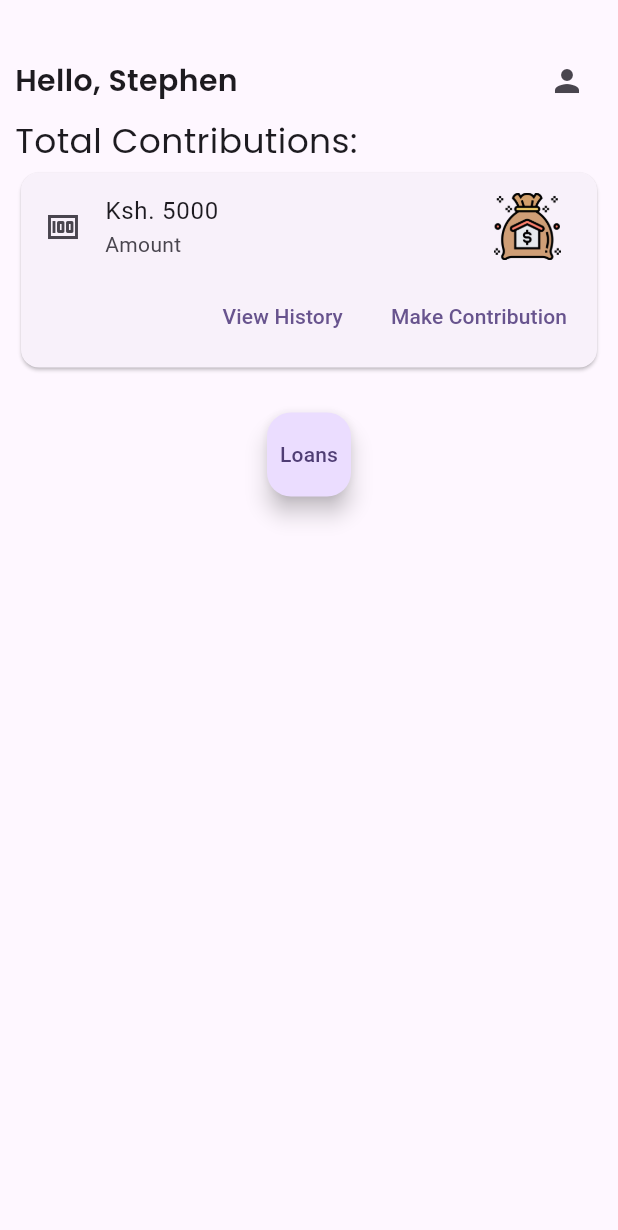
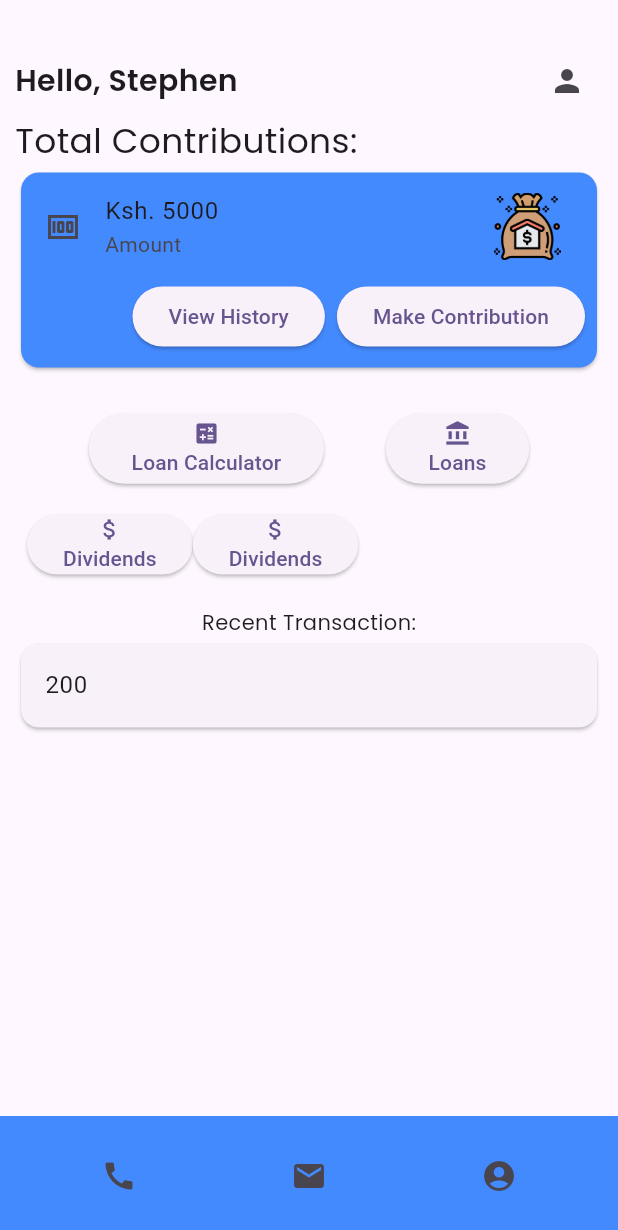
Before and after one commit to stevenjoro098/Sacco-Flutter-App, a Flutter app: the screen it shows after launch, on a phone screen of 412 x 824 dp. Shown: the top 1230 px of the screen. Run offline on Flutter 3.47's test engine with Material 3 defaults, Android fonts, the light colour scheme and no system bars; Roboto replaces fonts that are missing (poppins).

Commit message:
Loan Calculator

```diff
--- a/lib/main.dart
+++ b/lib/main.dart
@@ -4,6 +4,7 @@ import 'register.dart';
 import 'make_contribution.dart';
 import 'view_history.dart';
 import 'loans.dart';
+import 'loan_calc.dart';
 
 void main() {
   runApp(const MyApp());
@@ -34,7 +35,7 @@ class MyHomePage extends StatefulWidget {
 }
 
 class _MyHomePageState extends State<MyHomePage> {
-
+ List<Map<String, dynamic>> recentTransaction = [{'amt':200}];
   @override
   Widget build(BuildContext context) {
    // than having to individually change instances of widgets.
@@ -43,6 +44,7 @@ class _MyHomePageState extends State<MyHomePage> {
         padding: const EdgeInsets.all(10.0),
         child: Column(
           //mainAxisAlignment: MainAxisAlignment.start,
+          //mainAxisSize: MainAxisSize.max,
           children: <Widget>[
               const SizedBox(height: 20,),
               Row(
@@ -73,6 +75,7 @@ class _MyHomePageState extends State<MyHomePage> {
                 ],
               ),
               Card(
+                color: Colors.blueAccent,
               child: Column(
                 mainAxisSize: MainAxisSize.min,
                 children: [
@@ -85,7 +88,7 @@ class _MyHomePageState extends State<MyHomePage> {
                   Row(
                     mainAxisAlignment: MainAxisAlignment.end,
                     children: <Widget>[
-                      TextButton(
+                      ElevatedButton(
                         child: const Text('View History'),
                         onPressed:(){
                           Navigator.push(context,
@@ -94,7 +97,7 @@ class _MyHomePageState extends State<MyHomePage> {
                         },
                       ),
                       const SizedBox(width: 8),
-                      TextButton(
+                      ElevatedButton(
                         child: const Text('Make Contribution'),
                         onPressed: () {
 
@@ -110,116 +113,126 @@ class _MyHomePageState extends State<MyHomePage> {
                 ],
               ),
             ),
-            SizedBox(height: 18,),
+            const SizedBox(height: 18,),
             Padding(
               padding: const EdgeInsets.all(8.0),
               child: Row(
                 //mainAxisSize: MainAxisSize.min,
                 mainAxisAlignment: MainAxisAlignment.spaceEvenly,
                 children: [
-                  // FloatingActionButton(
-                  //   onPressed:(){
-                  //
-                  //   },
-                  //   child: Padding(
-                  //     padding: const EdgeInsets.all(4.5),
-                  //     child: Column(
-                  //       children: [
-                  //         Icon(Icons.bar_chart),
-                  //         Text('Trend')
-                  //       ],
-                  //     ),
-                  //   ),
-                  // ),
-                  //   FloatingActionButton(
-                  //     onPressed:(){
-                  //       print('less');
-                  //     } ,
-                  //     child: Text(''),
-                  //   ),
-                  FloatingActionButton(
+                  ElevatedButton(
+                    onPressed:(){
+                      Navigator.push(context,
+                          MaterialPageRoute(builder: (context) => const loanCalculator()));
+
+                    },
+                    child: const Padding(
+                      padding: EdgeInsets.all(4.5),
+                      child: Column(
+                        children: [
+                          Icon(Icons.calculate),
+                          Text('Loan Calculator')
+                        ],
+                      ),
+                    ),
+                  ),
+
+                  ElevatedButton(
                     onPressed:(){
                       Navigator.push(context,
                           MaterialPageRoute(builder: (context) => const Loans()));
 
                     } ,
-                    child: Padding(
+                    child: const Padding(
                       padding: EdgeInsets.all(4.5),
-                       child: Text('Loans')// Column(
-                      //   children: [
-                      //     Icon(Icons.account_balance),
-                      //
-                      //   ],
-                      // ),
+                       child: Column(
+                        children: [
+                          Icon(Icons.account_balance),
+                          Text('Loans'),
+                        ],
+                      ),
                     ),
                   )
                 ],
               ),
             ),
-            // Padding(
-            //   padding: const EdgeInsets.all(8.0),
-            //   child: Row(
-            //     //mainAxisSize: MainAxisSize.min,
-            //     mainAxisAlignment: MainAxisAlignment.spaceEvenly,
-            //     children: [
-            //       FloatingActionButton(
-            //         onPressed:(){} ,
-            //         child: Icon(Icons.calculate),
-            //       ),
-            //       FloatingActionButton(
-            //         onPressed:(){} ,
-            //         child: Text(''),
-            //       ),
-            //       FloatingActionButton(
-            //         onPressed:(){} ,
-            //         child: Text('Loans'),
-            //       )
-            //     ],
-            //   ),
-            // ),
-            // Card(
-            //   child: Column(
-            //     mainAxisSize: MainAxisSize.min,
-            //     children: [
-            //       ListTile(
-            //         leading: Icon(Icons.money_outlined),
-            //         title: Text("Ksh. 5000"),
-            //
-            //       ),
-            //
-            //       SizedBox(height: 8,)
-            //     ],
-            //   ),
-            // ),
-            // Card(
-            //   child: Column(
-            //     mainAxisSize: MainAxisSize.min,
-            //     children: [
-            //        ListTile(
-            //         leading: Icon(Icons.money_outlined),
-            //         title: Text("Ksh. 5000"),
-            //
-            //         trailing: IconButton(
-            //             onPressed: (){},
-            //             icon: const Icon(Icons.remove_red_eye)
-            //         ),
-            //       ),
-            //
-            //       SizedBox(height: 10,)
-            //     ],
-            //   ),
-            // ),
+            Padding(
+                padding: EdgeInsets.all(8.0),
+              child: Row(
+                children: [
+                  ElevatedButton(
+                      onPressed: (){},
+                      child: const Column(
+                        children: [
+                          Icon(Icons.attach_money),
+                          Text('Dividends')
+                        ],
+                      )
+                  ),
+                  ElevatedButton(
+                      onPressed: (){},
+                      child: const Column(
+                        children: [
+                          Icon(Icons.attach_money),
+                          Text('Dividends')
+                        ],
+                      )
+                  )
+                ],
+              ),
+            ),
+            const SizedBox(height: 10,),
+            const Text('Recent Transaction:', style: TextStyle(fontFamily: 'poppins'),),
+            recentTransaction.isEmpty ?
+                const Center(
+                  child: Text('No Recent Transactions Found'),
+                )
+            :ListView.builder(
+              shrinkWrap: true,
+                itemCount: recentTransaction.length,
+                itemBuilder: (context, index){
+                  return const Card(
+                    child: ListTile(
+                      title: Text('200'),
+                    ),
+                  );
+                }
+            ),
+            const SizedBox(height: 15,),
           ],
         ),
       ),
-      // floatingActionButton:FloatingActionButton(
-      //   onPressed: (){
-      //     Navigator.push(context,
-      //       MaterialPageRoute(builder: (context) => const Register()));
-      //   },
-      //   tooltip: 'Increment',
-      //   child: const Icon(Icons.add),
-      // ), // This trailing comma makes auto-formatting nicer for build methods.
+      bottomNavigationBar: BottomAppBar(
+        color: Colors.blueAccent,
+        elevation: 3,
+          shape: CircularNotchedRectangle(
+
+          ),
+        child: Row(
+          mainAxisAlignment: MainAxisAlignment.spaceAround,
+          children: [
+            IconButton(
+              icon: const Icon(Icons.call),
+              onPressed: () {
+                // Navigate to home screen
+              },
+            ),
+            IconButton(
+              icon: const Icon(Icons.email),
+              onPressed: () {
+                // Navigate to notifications screen
+              },
+            ),
+            IconButton(
+              icon: const Icon(Icons.account_circle),
+              onPressed: () {
+                // Navigate to account screen
+              },
+            ),
+          ],
+        ),
+      ),
     );
+
   }
 }
--- a/lib/make_contribution.dart
+++ b/lib/make_contribution.dart
@@ -147,7 +147,7 @@ class _MakeContributionState extends State<MakeContribution> {
                                 'national_id': _nationalIDController.text,
                                 'amount': _amountController.text
                               };
-                              print(contribData);
+                              //print(contribData);
                               sendMemberContribution(contribData);
                             },
                             child: Text('Pay')
```
Also changed, not shown: lib/loan_calc.dart (added, +186 -0 lines).
